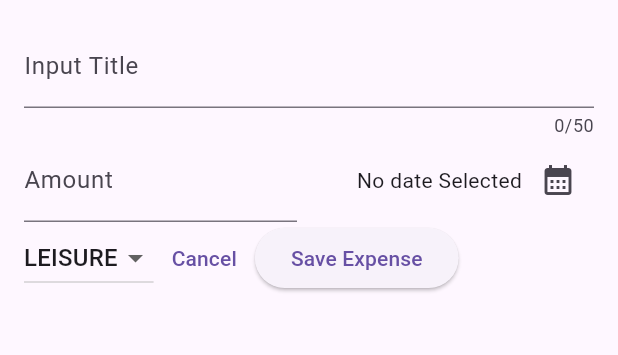
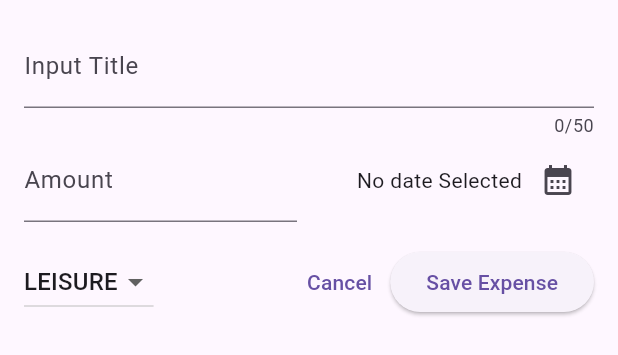
Before and after one commit to atomicstructure/expense_tracker, a Flutter app: the NewExpense widget shown alone on an empty page, opened directly, on a phone screen of 412 x 824 dp. Shown: the top 355 px of the screen. Run offline on Flutter 3.47's test engine with Material 2 defaults, Android fonts, the phone set to English and light mode, and no system bars.

Commit message:
Added Spacer

```diff
--- a/expense_tracker/lib/widgets/new_expense.dart
+++ b/expense_tracker/lib/widgets/new_expense.dart
@@ -86,6 +86,9 @@ class _NewExpenseState extends State<NewExpense> {
               ),
             ],
           ),
+          const SizedBox(
+            height: 16,
+          ),
           Row(
             children: [
               DropdownButton(
@@ -108,6 +111,7 @@ class _NewExpenseState extends State<NewExpense> {
                       _selectedCategory = value;
                     });
                   }),
+              const Spacer(),
               TextButton(
                 onPressed: () {
                   Navigator.pop(context);
```
